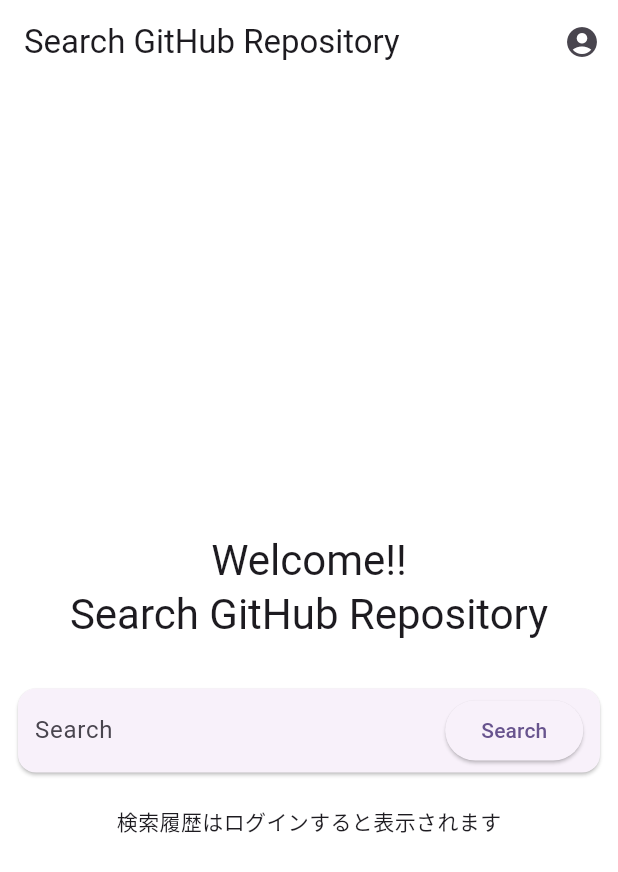
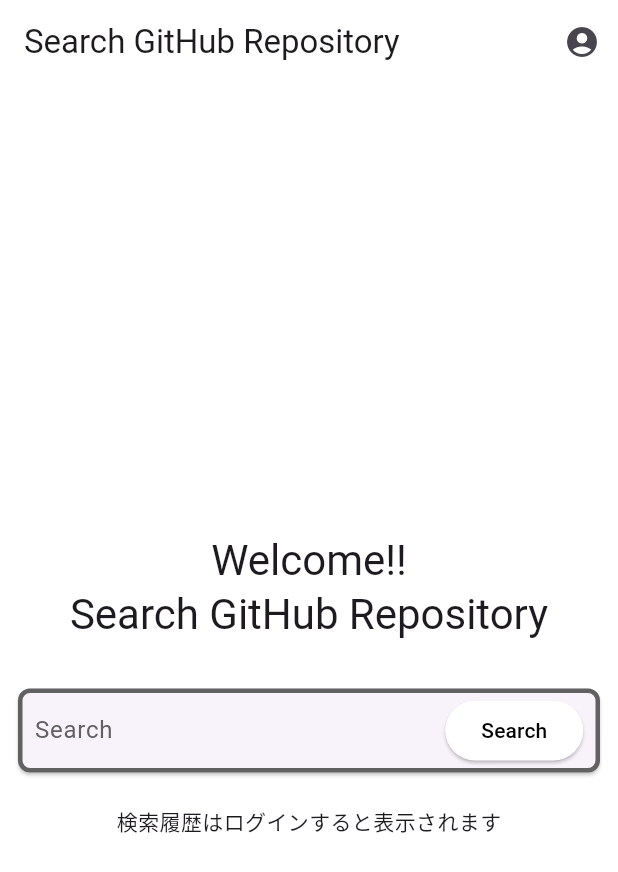
Before and after one commit to Haruki1090/SearchGithubRepository, a Flutter app: the screen it shows after launch, on a phone screen of 412 x 824 dp. Shown: the top 872 px of the screen. Run offline on Flutter 3.47's test engine with Material 3 defaults, Android fonts, the phone set to English and light mode, and no system bars; our stand-ins replace cloud_firestore, firebase_auth, firebase_core, flutter_riverpod, freezed_annotation; accounts and stored records are empty; generated files the repository leaves out were written again.

Commit message:
検索ボックスのカラー修正

```diff
--- a/lib/screens/home_screen.dart
+++ b/lib/screens/home_screen.dart
@@ -1,5 +1,7 @@
 // ignore_for_file: use_build_context_synchronously, unrelated_type_equality_checks
+import 'package:flutter/cupertino.dart';
 import 'package:flutter/material.dart';
+import 'package:flutter/widgets.dart';
 import 'package:flutter_riverpod/flutter_riverpod.dart';
 import 'package:search_github_repository/components/my_page.dart';
 import 'package:search_github_repository/components/search_history_list.dart';
@@ -72,6 +74,11 @@
             Padding(
               padding: const EdgeInsets.all(8.0),
               child: Card(
+                surfaceTintColor: Colors.white,
+                shape: RoundedRectangleBorder(
+                  side: BorderSide(color: Colors.grey[700]!, width: 3.0),
+                  borderRadius: BorderRadius.circular(8.0),
+                ),
                 child: Row(
                   mainAxisAlignment: MainAxisAlignment.center,
                   children: [
@@ -79,16 +86,21 @@
                       width: MediaQuery.of(context).size.width * 0.64,
                       child: TextFormField(
                         controller: queryWordController,
-                        decoration: const InputDecoration(
+                        decoration: InputDecoration(
                           enabledBorder: InputBorder.none,
                           focusedBorder: InputBorder.none,
                           labelText: 'Search',
+                          labelStyle: TextStyle(color: Colors.grey[700]!),
                           hintText: 'Search GitHub Repository',
+                          hintStyle: TextStyle(color: Colors.grey[700]!),
                         ),
                       ),
                     ),
                     const SizedBox(width: 10),
                     ElevatedButton(
+                      style: ElevatedButton.styleFrom(
+                        foregroundColor: Colors.black, backgroundColor: Colors.white,
+                      ),
                       onPressed: () async {
                         final String query = queryWordController.text;
                         final List result = await searchApi(query, context);
```
